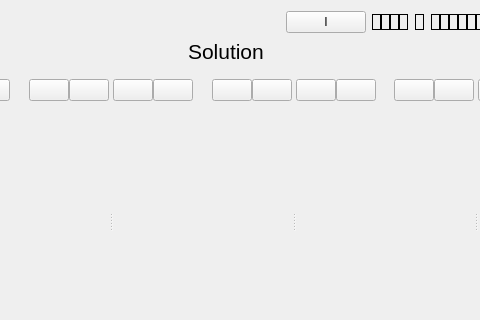
Old version of the form app/qtapp/rtknavi_qt/navimain.ui in the repository ourairquality/RTKLIB; both pictures show x 288 to 768 and y 0 to 320 of the 965 by 438 pixel window.
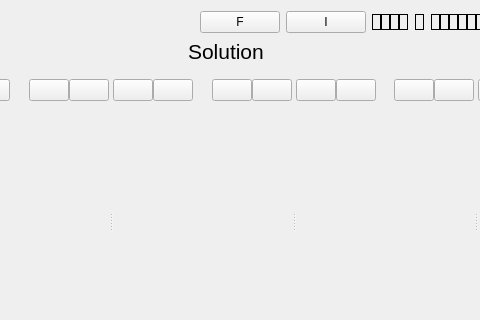
New version of the form. Icons and pictures are not drawn.

What changed in the file:
```diff
--- a/app/qtapp/rtknavi_qt/navimain.ui
+++ b/app/qtapp/rtknavi_qt/navimain.ui
@@ -109,6 +109,22 @@
          <property name="bottomMargin">
           <number>0</number>
          </property>
+         <item>
+          <widget class="QPushButton" name="btnInputFile">
+           <property name="sizePolicy">
+            <sizepolicy hsizetype="Fixed" vsizetype="Fixed">
+             <horstretch>0</horstretch>
+             <verstretch>0</verstretch>
+            </sizepolicy>
+           </property>
+           <property name="toolTip">
+            <string>Define input files</string>
+           </property>
+           <property name="text">
+            <string>F</string>
+           </property>
+          </widget>
+         </item>
          <item>
           <widget class="QPushButton" name="btnInputStream">
            <property name="sizePolicy">
```
Left out of the diff: 1 changed line with no effect on the pictures.
